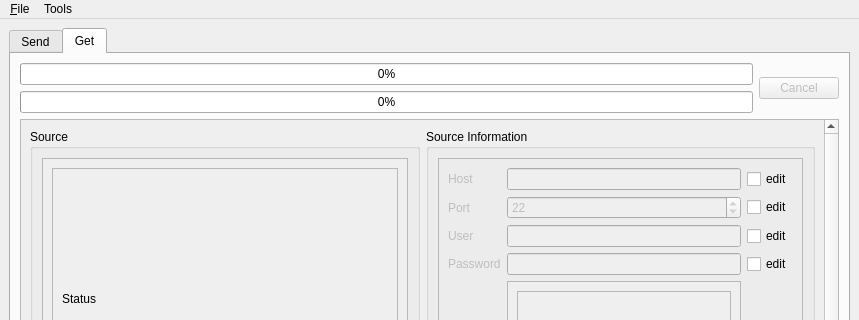
Above: ui/scp_qt.ui from wwkkww1983/scp-qt before the change; both pictures show x 0 to 859 and y 0 to 320 of the 859 by 693 pixel window. Below: the same form after it.
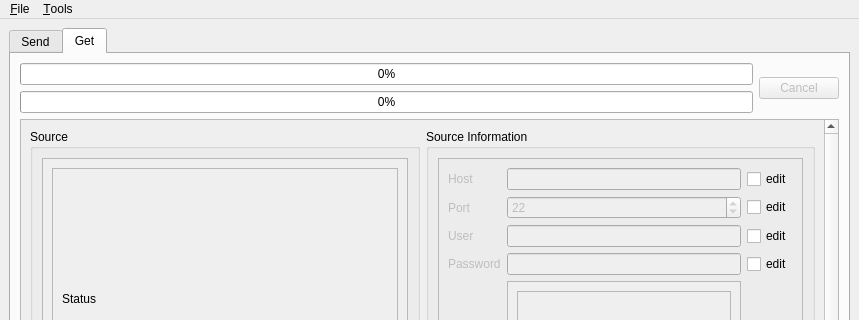
That is the form after the change. The open tabs and pages were chosen to show the change.

```diff
--- a/ui/scp_qt.ui
+++ b/ui/scp_qt.ui
@@ -1188,7 +1188,7 @@
    </widget>
    <widget class="QMenu" name="menuTools">
     <property name="title">
-     <string>Tools</string>
+     <string>&amp;Tools</string>
     </property>
     <addaction name="actionGenerate_RSA_Keys"/>
    </widget>
```
Left out of the diff: 23 changed lines with no effect on the pictures.
